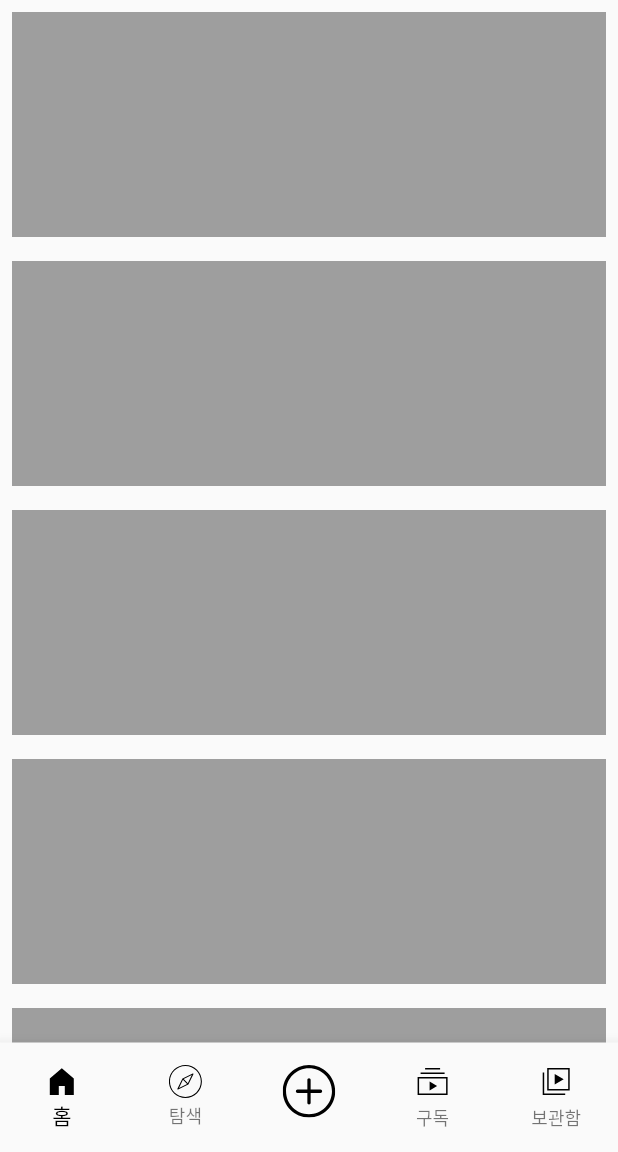
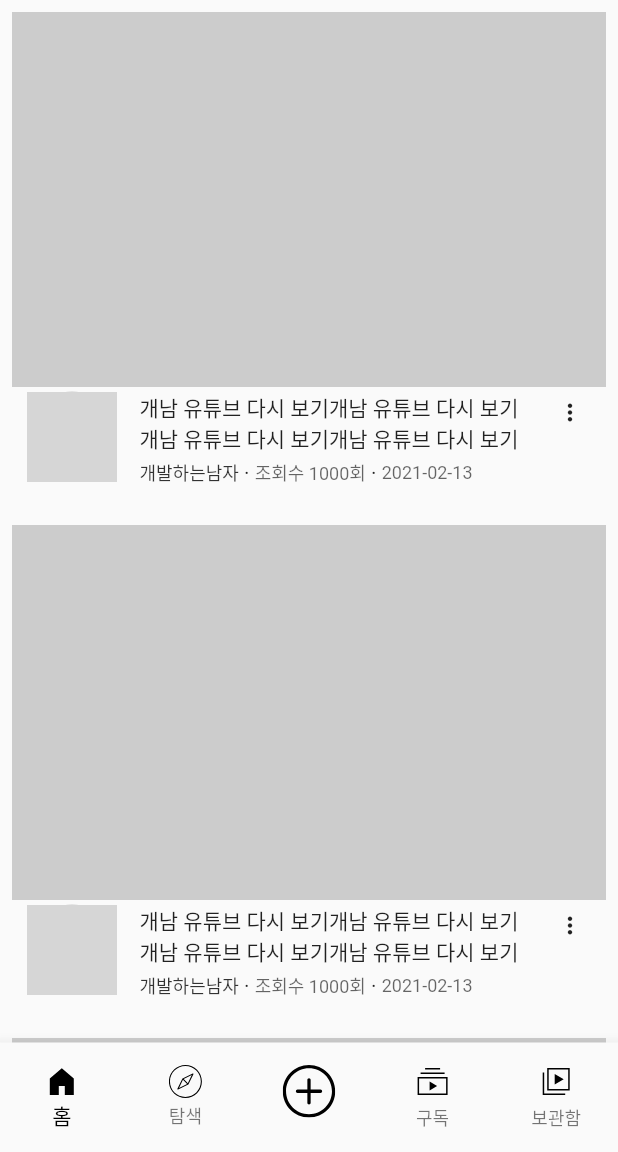
Before and after one commit to Zephyras/youtube_clone_app, a Flutter app: the screen it shows after launch, on a phone screen of 412 x 824 dp, the part 84-1236 px from its top. Run offline on Flutter 3.47's test engine with Material 2 defaults, Android fonts, the phone set to English and light mode, and no system bars; our stand-ins replace flutter_svg, get, youtube_player_flutter; network calls fail; grey boxes are pictures that could not be loaded.

Commit message:
[GetX] 유튜브 앱 클론코딩 -리스트 화면 구성 #6
[GetX] 유튜브 앱 클론코딩 -리스트 화면 구성 #6

```diff
--- a/lib/main.dart
+++ b/lib/main.dart
@@ -7,6 +7,7 @@ import 'package:flutter/services.dart';
 import 'package:get/get.dart';
 import 'package:youtube_clone_app/src/app.dart';
 import 'package:youtube_clone_app/src/biding/init_biding.dart';
+import 'package:youtube_clone_app/src/components/youtube_detail.dart';
 import 'package:youtube_player_flutter/youtube_player_flutter.dart';
 
 void main() {
@@ -28,7 +29,10 @@ class MyApp extends StatelessWidget {
       ),
       initialBinding: InitBinding(),
       initialRoute: "/",
-      getPages: [GetPage(name: "/", page: () => const App())],
+      getPages: [
+        GetPage(name: "/", page: () => App()),
+        GetPage(name: "/detail/:videoId", page: () => YoutubeDetail())
+      ],
     );
   }
 }
--- /dev/null
+++ b/lib/src/components/video_widget.dart
@@ -0,0 +1,92 @@
+import 'package:flutter/material.dart';
+
+class VideoWidget extends StatelessWidget {
+  const VideoWidget({Key key}) : super(key: key);
+
+  Widget _thumbnail() {
+    return Container(
+      height: 250,
+      color: Colors.grey.withOpacity(0.5),
+    );
+  }
+
+  Widget _simpleDetailinfo() {
+    return Container(
+      padding: const EdgeInsets.only(left: 10, bottom: 10),
+      child: Row(
+        children: [
+          CircleAvatar(
+            radius: 30,
+            backgroundColor: Colors.grey.withOpacity(0.5),
+            backgroundImage: Image.network(
+                    "https://yt3.ggpht.com/ytc/AKedOLQagIEl2WOUacXZ8WlCPvApoIouP9sNGkMIDVdQ=s88-c-k-c0x00ffffff-no-rj")
+                .image,
+          ),
+          SizedBox(
+            width: 15,
+          ),
+          Expanded(
+              child: Column(
+            children: [
+              Row(
+                mainAxisAlignment: MainAxisAlignment.spaceBetween,
+                children: [
+                  Expanded(
+                    child: Text(
+                      "개남 유튜브 다시 보기개남 유튜브 다시 보기개남 유튜브 다시 보기개남 유튜브 다시 보기개남 유튜브 다시 보기개남 유튜브 다시 보기개남 유튜브 다시 보기",
+                      maxLines: 2,
+                    ),
+                  ),
+                  IconButton(
+                    alignment: Alignment.topCenter,
+                    onPressed: () {},
+                    icon: Icon(Icons.more_vert, size: 18),
+                  ),
+                ],
+              ),
+              Row(
+                children: [
+                  Text(
+                    "개발하는남자",
+                    style: TextStyle(
+                      fontSize: 12,
+                      color: Colors.black.withOpacity(0.8),
+                    ),
+                  ),
+                  Text(" · "),
+                  Text(
+                    "조회수 1000회",
+                    style: TextStyle(
+                      fontSize: 12,
+                      color: Colors.black.withOpacity(0.6),
+                    ),
+                  ),
+                  Text(" · "),
+                  Text(
+                    "2021-02-13",
+                    style: TextStyle(
+                      fontSize: 12,
+                      color: Colors.black.withOpacity(0.6),
+                    ),
+                  ),
+                ],
+              ),
+            ],
+          ))
+        ],
+      ),
+    );
+  }
+
+  @override
+  Widget build(BuildContext context) {
+    return Container(
+      child: Column(
+        children: [
+          _thumbnail(),
+          _simpleDetailinfo(),
+        ],
+      ),
+    );
+  }
+}
--- /dev/null
+++ b/lib/src/components/youtube_detail.dart
@@ -0,0 +1,15 @@
+import 'package:flutter/material.dart';
+import 'package:get/get.dart';
+
+class YoutubeDetail extends StatelessWidget {
+  const YoutubeDetail({Key key}) : super(key: key);
+
+  @override
+  Widget build(BuildContext context) {
+    return Container(
+      child: Center(
+        child: Text(Get.parameters["videoId"]),
+      ),
+    );
+  }
+}
--- a/lib/src/pages/home.dart
+++ b/lib/src/pages/home.dart
@@ -1,5 +1,7 @@
 import 'package:flutter/material.dart';
+import 'package:get/get.dart';
 import 'package:youtube_clone_app/src/components/custom_appbar.dart';
+import 'package:youtube_clone_app/src/components/video_widget.dart';
 
 class Home extends StatelessWidget {
   const Home({Key key}) : super(key: key);
@@ -17,11 +19,14 @@ class Home extends StatelessWidget {
         SliverList(
             delegate: SliverChildBuilderDelegate(
           (context, index) {
-            return Padding(
-              padding: const EdgeInsets.all(8.0),
-              child: Container(
-                height: 150,
-                color: Colors.grey,
+            return GestureDetector(
+              onTap: () {
+                //page Route
+                Get.toNamed("/detail/2324235");
+              },
+              child: Padding(
+                padding: const EdgeInsets.all(8.0),
+                child: VideoWidget(),
               ),
             );
           },
```
